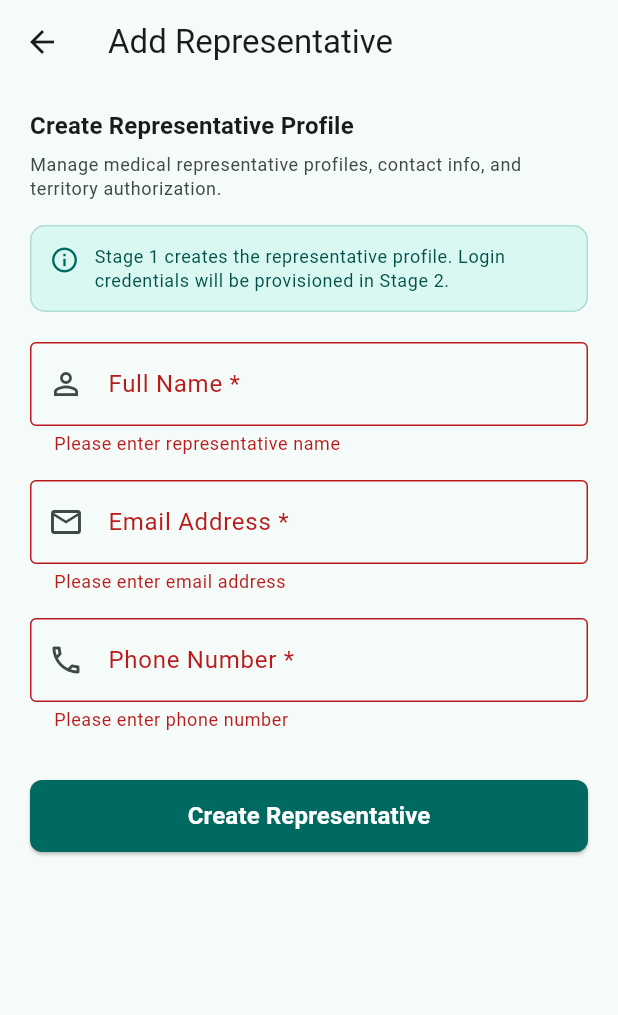
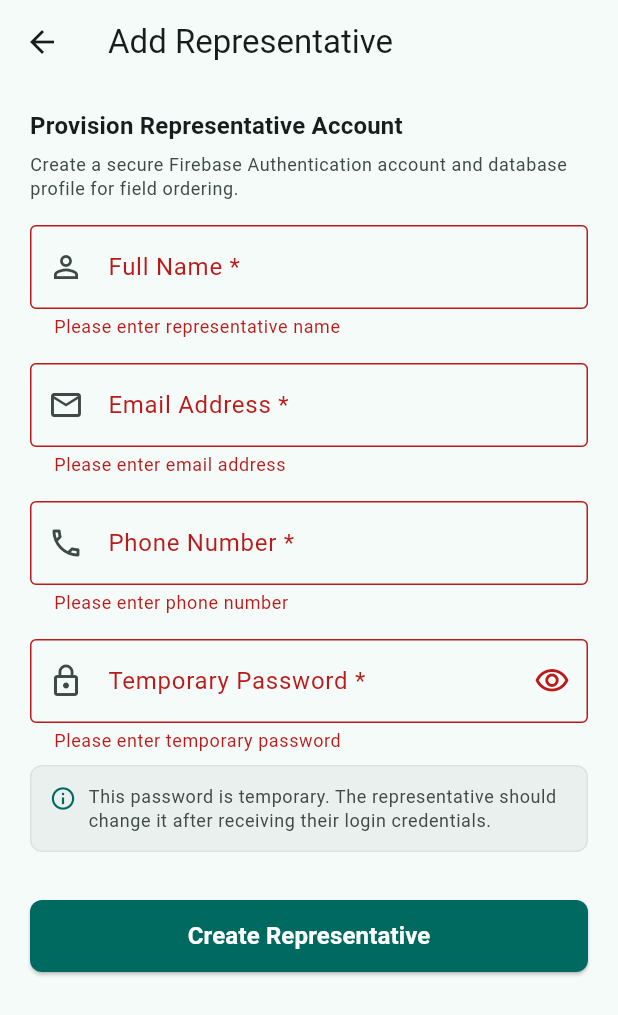
Before and after one commit to VMMaazin/medical-order-management, a Flutter app: the AddMedicalRepScreen screen opened directly, after a tap on "Create Representative", on a phone screen of 412 x 824 dp. Shown: the top 1015 px of the screen. Run offline on Flutter 3.47's test engine with Material 3 defaults, Android fonts, the phone set to English and light mode, and no system bars; our stand-ins replace cloud_firestore, cloud_functions, firebase_auth, firebase_core, flutter_riverpod; accounts and stored records are empty.

Commit message:
Implement Stage 2 of Medical Representative Management with Cloud Functions and Auth provisioning

```diff
--- a/lib/screens/admin/medical_rep/add_medical_rep_screen.dart
+++ b/lib/screens/admin/medical_rep/add_medical_rep_screen.dart
@@ -1,3 +1,4 @@
+import 'package:cloud_functions/cloud_functions.dart';
 import 'package:flutter/material.dart';
 import 'package:flutter_riverpod/flutter_riverpod.dart';
 
@@ -22,6 +23,8 @@ class _AddMedicalRepScreenState extends ConsumerState<AddMedicalRepScreen> {
   late final TextEditingController _nameController;
   late final TextEditingController _emailController;
   late final TextEditingController _phoneController;
+  late final TextEditingController _passwordController;
+  bool _obscurePassword = true;
   bool _isLoading = false;
 
   bool get _isEditing => widget.initialRep != null;
@@ -35,6 +38,7 @@ class _AddMedicalRepScreenState extends ConsumerState<AddMedicalRepScreen> {
         TextEditingController(text: widget.initialRep?.email ?? '');
     _phoneController =
         TextEditingController(text: widget.initialRep?.phone ?? '');
+    _passwordController = TextEditingController();
   }
 
   @override
@@ -42,6 +46,7 @@ class _AddMedicalRepScreenState extends ConsumerState<AddMedicalRepScreen> {
     _nameController.dispose();
     _emailController.dispose();
     _phoneController.dispose();
+    _passwordController.dispose();
     super.dispose();
   }
 
@@ -70,7 +75,20 @@ class _AddMedicalRepScreenState extends ConsumerState<AddMedicalRepScreen> {
     return null;
   }
 
+  String? _validatePassword(String? value) {
+    if (_isEditing) return null; // Password not editable here
+    if (value == null || value.isEmpty) {
+      return 'Please enter temporary password';
+    }
+    if (value.length < 8) {
+      return 'Password must be at least 8 characters';
+    }
+    return null;
+  }
+
   Future<void> _handleSave() async {
+    if (_isLoading) return; // Prevent duplicate submissions
+
     if (!_formKey.currentState!.validate()) {
       return;
     }
@@ -98,25 +116,50 @@ class _AddMedicalRepScreenState extends ConsumerState<AddMedicalRepScreen> {
         );
         Navigator.of(context).pop();
       } else {
-        await service.createMedicalRepProfile(
+        final password = _passwordController.text;
+        // Call secure Cloud Function
+        await service.provisionMedicalRep(
           name: _nameController.text.trim(),
           email: _emailController.text.trim(),
           phone: _phoneController.text.trim(),
+          password: password,
         );
+
+        // Clear password immediately from memory/input
+        _passwordController.clear();
 
         if (!mounted) return;
         ScaffoldMessenger.of(context).showSnackBar(
           const SnackBar(
-            content: Text('Representative profile created successfully'),
+            content: Text(
+              'Medical representative account provisioned successfully',
+            ),
           ),
         );
         Navigator.of(context).pop();
       }
+    } on FirebaseFunctionsException catch (e) {
+      if (!mounted) return;
+      String message = e.message ?? 'Server error occurred during account provisioning.';
+      if (e.code == 'already-exists') {
+        message = 'An account with this email address already exists.';
+      } else if (e.code == 'unauthenticated' || e.code == 'permission-denied') {
+        message = 'Access denied. You must be an active administrator.';
+      }
+      ScaffoldMessenger.of(context).showSnackBar(
+        SnackBar(
+          content: Text(message),
+          backgroundColor: Theme.of(context).colorScheme.error,
+        ),
+      );
+      setState(() {
+        _isLoading = false;
+      });
     } catch (e) {
       if (!mounted) return;
       ScaffoldMessenger.of(context).showSnackBar(
         SnackBar(
-          content: Text('Failed to save representative: $e'),
+          content: Text('Failed to provision representative: $e'),
           backgroundColor: Theme.of(context).colorScheme.error,
         ),
       );
@@ -145,59 +188,28 @@ class _AddMedicalRepScreenState extends ConsumerState<AddMedicalRepScreen> {
                 Text(
                   _isEditing
                       ? 'Update Representative Profile'
-                      : 'Create Representative Profile',
+                      : 'Provision Representative Account',
                   style: theme.textTheme.titleMedium?.copyWith(
                     fontWeight: FontWeight.bold,
                   ),
                 ),
                 const SizedBox(height: 6),
                 Text(
-                  'Manage medical representative profiles, contact info, and territory authorization.',
+                  _isEditing
+                      ? 'Update contact details for this medical representative.'
+                      : 'Create a secure Firebase Authentication account and database profile for field ordering.',
                   style: theme.textTheme.bodySmall?.copyWith(
                     color: theme.colorScheme.onSurfaceVariant,
                   ),
                 ),
                 const SizedBox(height: 16),
 
-                // Stage 1 Notice Banner
-                Container(
-                  padding: const EdgeInsets.all(12),
-                  decoration: BoxDecoration(
-                    color: theme.colorScheme.primaryContainer.withAlpha(80),
-                    borderRadius: BorderRadius.circular(10),
-                    border: Border.all(
-                      color: theme.colorScheme.primary.withAlpha(50),
-                    ),
-                  ),
-                  child: Row(
-                    crossAxisAlignment: CrossAxisAlignment.start,
-                    children: [
-                      Icon(
-                        Icons.info_outline,
-                        size: 20,
-                        color: theme.colorScheme.primary,
-                      ),
-                      const SizedBox(width: 10),
-                      Expanded(
-                        child: Text(
-                          _isEditing
-                              ? 'Editing profile information in Firestore.'
-                              : 'Stage 1 creates the representative profile. Login credentials will be provisioned in Stage 2.',
-                          style: theme.textTheme.bodySmall?.copyWith(
-                            color: theme.colorScheme.onPrimaryContainer,
-                          ),
-                        ),
-                      ),
-                    ],
-                  ),
-                ),
-                const SizedBox(height: 20),
-
                 // Name field
                 TextFormField(
                   controller: _nameController,
                   textInputAction: TextInputAction.next,
                   textCapitalization: TextCapitalization.words,
+                  enabled: !_isLoading,
                   decoration: const InputDecoration(
                     labelText: 'Full Name *',
                     hintText: 'e.g. Rahul Sharma',
@@ -218,6 +230,7 @@ class _AddMedicalRepScreenState extends ConsumerState<AddMedicalRepScreen> {
                   controller: _emailController,
                   keyboardType: TextInputType.emailAddress,
                   textInputAction: TextInputAction.next,
+                  enabled: !_isLoading,
                   decoration: const InputDecoration(
                     labelText: 'Email Address *',
                     hintText: 'e.g. rahul.sharma@med.com',
@@ -232,7 +245,9 @@ class _AddMedicalRepScreenState extends ConsumerState<AddMedicalRepScreen> {
                 TextFormField(
                   controller: _phoneController,
                   keyboardType: TextInputType.phone,
-                  textInputAction: TextInputAction.done,
+                  textInputAction:
+                      _isEditing ? TextInputAction.done : TextInputAction.next,
+                  enabled: !_isLoading,
                   decoration: const InputDecoration(
                     labelText: 'Phone Number *',
                     hintText: 'e.g. +91 9876543210 or 9876543210',
@@ -241,6 +256,68 @@ class _AddMedicalRepScreenState extends ConsumerState<AddMedicalRepScreen> {
                   ),
                   validator: _validatePhone,
                 ),
+
+                // Temporary Password field (Only in creation mode)
+                if (!_isEditing) ...[
+                  const SizedBox(height: 16),
+                  TextFormField(
+                    controller: _passwordController,
+                    obscureText: _obscurePassword,
+                    textInputAction: TextInputAction.done,
+                    enabled: !_isLoading,
+                    decoration: InputDecoration(
+                      labelText: 'Temporary Password *',
+                      hintText: 'Minimum 8 characters',
+                      prefixIcon: const Icon(Icons.lock_outline),
+                      suffixIcon: IconButton(
+                        icon: Icon(
+                          _obscurePassword
+                              ? Icons.visibility_outlined
+                              : Icons.visibility_off_outlined,
+                        ),
+                        onPressed: () {
+                          setState(() {
+                            _obscurePassword = !_obscurePassword;
+                          });
+                        },
+                      ),
+                      border: const OutlineInputBorder(),
+                    ),
+                    validator: _validatePassword,
+                  ),
+                  const SizedBox(height: 8),
+                  Container(
+                    padding: const EdgeInsets.all(12),
+                    decoration: BoxDecoration(
+                      color: theme.colorScheme.surfaceContainerHighest
+                          .withAlpha(120),
+                      borderRadius: BorderRadius.circular(8),
+                      border: Border.all(
+                        color: theme.colorScheme.outlineVariant.withAlpha(80),
+                      ),
+                    ),
+                    child: Row(
+                      crossAxisAlignment: CrossAxisAlignment.start,
+                      children: [
+                        Icon(
+                          Icons.info_outline,
+                          size: 18,
+                          color: theme.colorScheme.primary,
+                        ),
+                        const SizedBox(width: 8),
+                        Expanded(
+                          child: Text(
+                            'This password is temporary. The representative should change it after receiving their login credentials.',
+                            style: theme.textTheme.bodySmall?.copyWith(
+                              color: theme.colorScheme.onSurfaceVariant,
+                            ),
+                          ),
+                        ),
+                      ],
+                    ),
+                  ),
+                ],
+
                 const SizedBox(height: 32),
 
                 // Submit button
--- a/pubspec.yaml
+++ b/pubspec.yaml
@@ -38,6 +38,7 @@ dependencies:
   firebase_auth: ^6.7.0
   cloud_firestore: ^6.10.0
   flutter_riverpod: ^3.3.2
+  cloud_functions: ^6.5.0
 
 dev_dependencies:
   flutter_test:
```
Also changed, not shown: lib/screens/admin/medical_rep/medical_rep_details_screen.dart (+21 -7 lines), lib/services/medical_rep_service.dart (+38 -5 lines), firebase.json, pubspec.lock, 6 other files.
